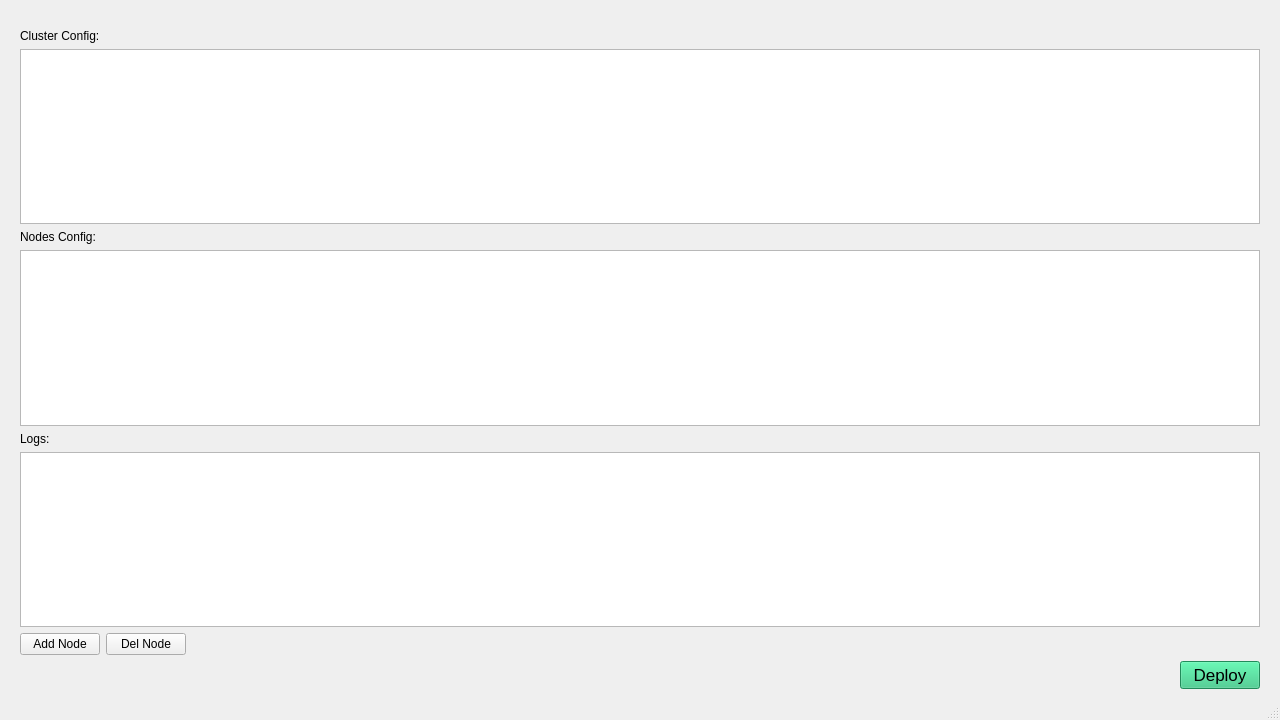
Old version of the form scylla.ui in the repository asias/scylla-cluster-manager.
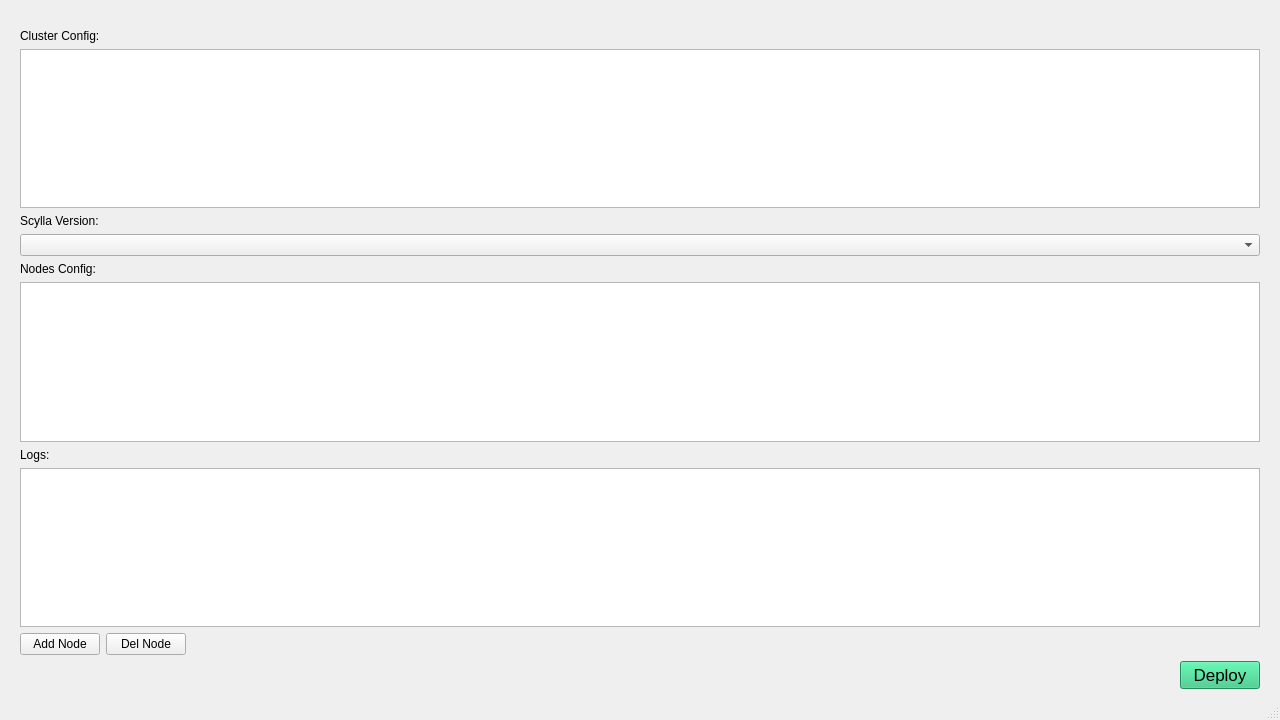
New version of the form.

Commit message:
support to install multiple scylla releases
- Local ./scylla-package.tar.gz
- Scylla 4.4.dev
- Scylla 4.3
- Scylla Enterprise 2021.1.dev
- Scylla Enterprise 2020.1 (Unsupported)

Scylla package will be downloaded from Scylla download server to the
nodes directly.

Patch:
```diff
--- a/scylla.ui
+++ b/scylla.ui
@@ -50,6 +50,23 @@
         </property>
        </widget>
       </item>
+      <item>
+       <widget class="QLabel" name="label_4">
+        <property name="text">
+         <string>Scylla Version:</string>
+        </property>
+       </widget>
+      </item>
+      <item>
+       <widget class="QComboBox" name="scylla_list">
+        <property name="sizePolicy">
+         <sizepolicy hsizetype="Expanding" vsizetype="Preferred">
+          <horstretch>0</horstretch>
+          <verstretch>0</verstretch>
+         </sizepolicy>
+        </property>
+       </widget>
+      </item>
       <item>
        <widget class="QLabel" name="label_2">
         <property name="text">
@@ -75,7 +92,11 @@
        </widget>
       </item>
       <item>
-       <widget class="QTextEdit" name="log_table"/>
+       <widget class="QTextEdit" name="log_table">
+        <property name="readOnly">
+         <bool>true</bool>
+        </property>
+       </widget>
       </item>
       <item>
        <layout class="QGridLayout" name="gridLayout">
```
The commit also changes 3 other files.
